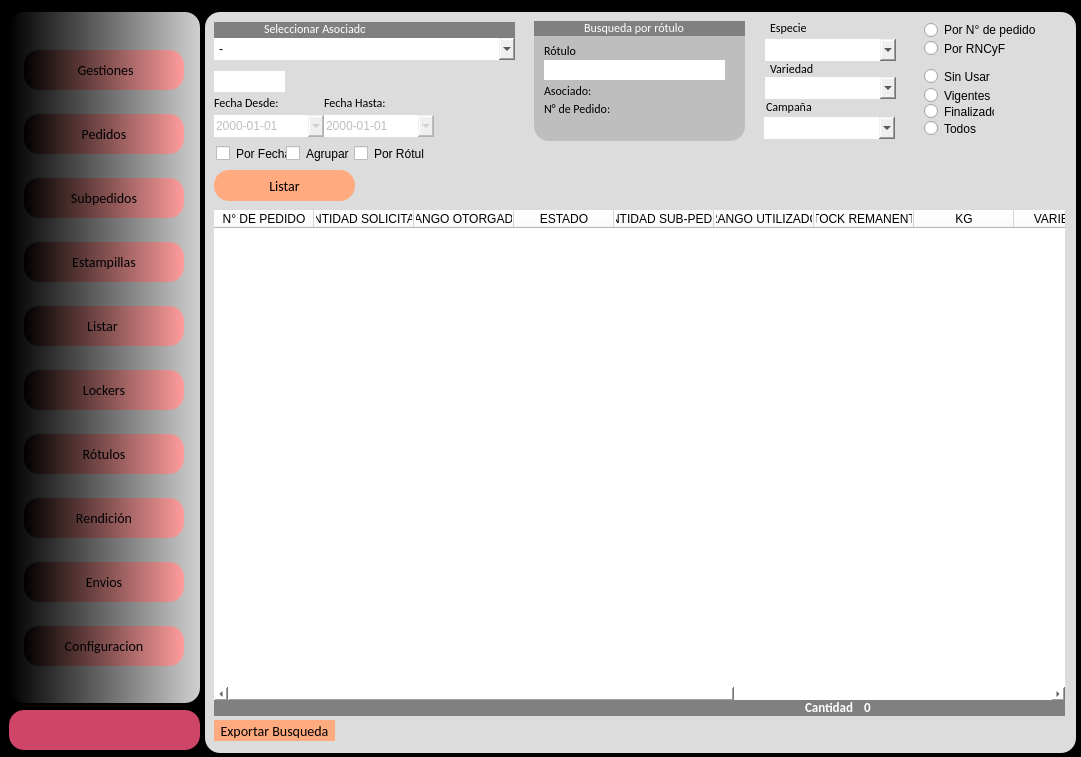
The window that main.ui (zenfranco/gestion_rotulos_psql) describes before a commit, drawn with Qt 5.
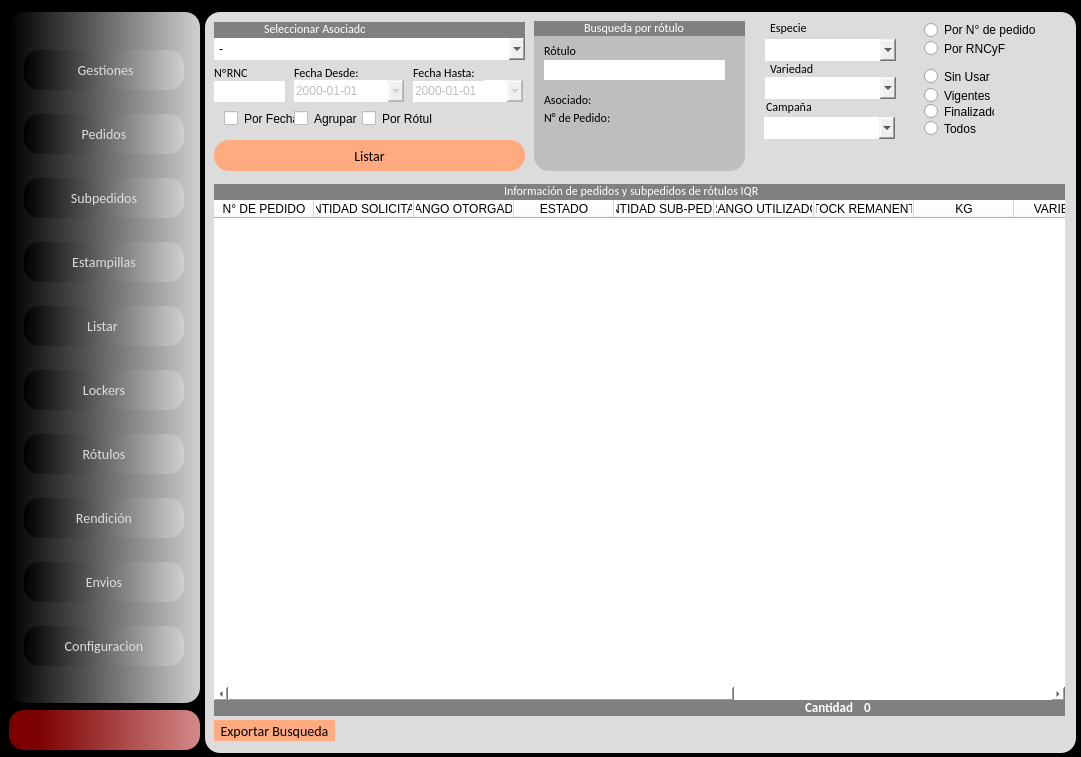
The same window after the commit. The open tabs and pages were chosen to show the change. Icons and pictures are not drawn.

Commit message: SE MODIFICAN COLORES DE MENU

The edit to the form file:
```diff
--- a/main.ui
+++ b/main.ui
@@ -81,8 +81,8 @@
 }
 
 QPushButton{
-
-	background-color: qlineargradient(spread:pad, x1:0, y1:0, x2:1, y2:0, stop:0 rgba(0, 0, 0, 255), stop:1 rgba(255, 156, 156, 255));
+color: rgb(221, 221, 221);
+	background-color: qlineargradient(spread:pad, x1:0, y1:0, x2:1, y2:0, stop:0 rgba(0, 0, 0, 255), stop:1 rgba(208, 208, 208, 255));
 
 }
 QPushButton:hover{
@@ -2910,9 +2910,9 @@
           <property name="geometry">
            <rect>
             <x>0</x>
-            <y>190</y>
+            <y>180</y>
             <width>851</width>
-            <height>491</height>
+            <height>501</height>
            </rect>
           </property>
           <property name="styleSheet">
@@ -2998,9 +2998,9 @@
           <property name="geometry">
            <rect>
             <x>0</x>
-            <y>51</y>
+            <y>60</y>
             <width>71</width>
-            <height>21</height>
+            <height>22</height>
            </rect>
           </property>
          </widget>
@@ -3008,8 +3008,8 @@
           <property name="geometry">
            <rect>
             <x>0</x>
-            <y>150</y>
-            <width>141</width>
+            <y>120</y>
+            <width>311</width>
             <height>31</height>
            </rect>
           </property>
@@ -3185,7 +3185,7 @@
            <rect>
             <x>0</x>
             <y>18</y>
-            <width>301</width>
+            <width>311</width>
             <height>22</height>
            </rect>
           </property>
@@ -3360,8 +3360,8 @@
          <widget class="QLabel" name="label_19">
           <property name="geometry">
            <rect>
-            <x>0</x>
-            <y>75</y>
+            <x>80</x>
+            <y>45</y>
             <width>71</width>
             <height>16</height>
            </rect>
@@ -3376,8 +3376,8 @@
           </property>
           <property name="geometry">
            <rect>
-            <x>110</x>
-            <y>95</y>
+            <x>199</x>
+            <y>60</y>
             <width>110</width>
             <height>22</height>
            </rect>
@@ -3392,8 +3392,8 @@
          <widget class="QLabel" name="label_38">
           <property name="geometry">
            <rect>
-            <x>110</x>
-            <y>75</y>
+            <x>199</x>
+            <y>45</y>
             <width>71</width>
             <height>16</height>
            </rect>
@@ -3408,8 +3408,8 @@
           </property>
           <property name="geometry">
            <rect>
-            <x>0</x>
-            <y>95</y>
+            <x>80</x>
+            <y>60</y>
             <width>110</width>
             <height>22</height>
            </rect>
@@ -3424,8 +3424,8 @@
          <widget class="QCheckBox" name="cbx_porfecha">
           <property name="geometry">
            <rect>
-            <x>2</x>
-            <y>125</y>
+            <x>10</x>
+            <y>90</y>
             <width>70</width>
             <height>17</height>
            </rect>
@@ -3440,7 +3440,7 @@
             <x>320</x>
             <y>0</y>
             <width>211</width>
-            <height>121</height>
+            <height>151</height>
            </rect>
           </property>
           <property name="styleSheet">
@@ -3485,7 +3485,7 @@
            <property name="geometry">
             <rect>
              <x>10</x>
-             <y>64</y>
+             <y>73</y>
              <width>47</width>
              <height>13</height>
             </rect>
@@ -3498,7 +3498,7 @@
            <property name="geometry">
             <rect>
              <x>10</x>
-             <y>81</y>
+             <y>90</y>
              <width>71</width>
              <height>16</height>
             </rect>
@@ -3511,7 +3511,7 @@
            <property name="geometry">
             <rect>
              <x>63</x>
-             <y>64</y>
+             <y>73</y>
              <width>131</width>
              <height>16</height>
             </rect>
@@ -3534,7 +3534,7 @@
            <property name="geometry">
             <rect>
              <x>80</x>
-             <y>81</y>
+             <y>90</y>
              <width>131</width>
              <height>16</height>
             </rect>
@@ -3557,8 +3557,8 @@
          <widget class="QCheckBox" name="cbx_agrupar_porfecha">
           <property name="geometry">
            <rect>
-            <x>72</x>
-            <y>125</y>
+            <x>80</x>
+            <y>90</y>
             <width>70</width>
             <height>17</height>
            </rect>
@@ -3572,7 +3572,7 @@
            <rect>
             <x>0</x>
             <y>2</y>
-            <width>301</width>
+            <width>311</width>
             <height>16</height>
            </rect>
           </property>
@@ -3644,8 +3644,8 @@
          <widget class="QCheckBox" name="cbx_porrotulo">
           <property name="geometry">
            <rect>
-            <x>140</x>
-            <y>125</y>
+            <x>148</x>
+            <y>90</y>
             <width>70</width>
             <height>17</height>
            </rect>
@@ -3654,6 +3654,56 @@
            <string>Por Rótulo</string>
           </property>
          </widget>
+         <widget class="QLabel" name="label_104">
+          <property name="geometry">
+           <rect>
+            <x>0</x>
+            <y>45</y>
+            <width>71</width>
+            <height>16</height>
+           </rect>
+          </property>
+          <property name="text">
+           <string>NºRNC</string>
+          </property>
+         </widget>
+         <widget class="QFrame" name="frame_98">
+          <property name="geometry">
+           <rect>
+            <x>0</x>
+            <y>164</y>
+            <width>851</width>
+            <height>16</height>
+           </rect>
+          </property>
+          <property name="styleSheet">
+           <string notr="true">background:grey;
+border-radius:15px;
+</string>
+          </property>
+          <property name="frameShape">
+           <enum>QFrame::StyledPanel</enum>
+          </property>
+          <property name="frameShadow">
+           <enum>QFrame::Raised</enum>
+          </property>
+          <widget class="QLabel" name="label_161">
+           <property name="geometry">
+            <rect>
+             <x>290</x>
+             <y>-1</y>
+             <width>291</width>
+             <height>16</height>
+            </rect>
+           </property>
+           <property name="styleSheet">
+            <string notr="true">color:rgb(255, 255, 255);</string>
+           </property>
+           <property name="text">
+            <string>Información de pedidos y subpedidos de rótulos IQR</string>
+           </property>
+          </widget>
+         </widget>
         </widget>
        </widget>
        <widget class="QWidget" name="p_rendicion">
@@ -10498,9 +10548,12 @@
     </property>
     <property name="styleSheet">
      <string notr="true">QPushButton{
-background-color: rgb(207, 69, 103);
 
+background-color: qlineargradient(spread:pad, x1:0, y1:0, x2:1, y2:0, stop:0.147727 rgba(124, 0, 0, 255), stop:1 rgba(212, 137, 137, 255));
 }
+
+
+
 QPushButton:hover{
 background-color: rgb(198, 0, 0);
 
```
Left out of the diff: 162 changed lines with no effect on the pictures.
